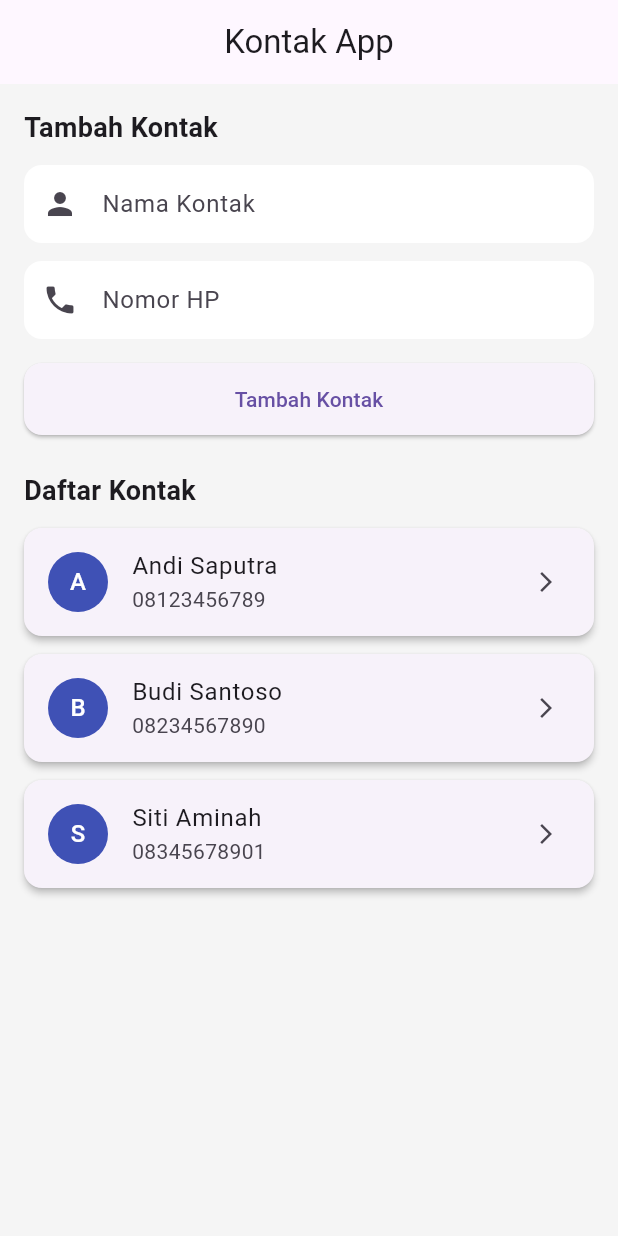
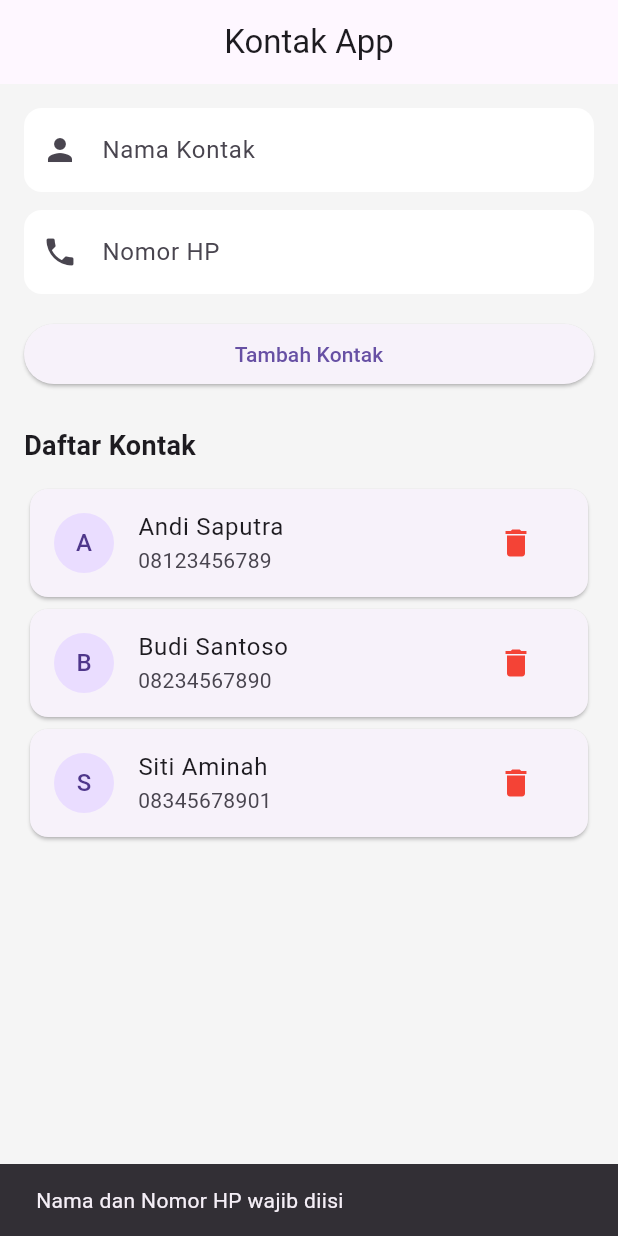
Before and after one commit to BanditPayudara/project_saya_230010079, a Flutter app: the screen it shows after launch, after a tap on "Tambah Kontak", on a phone screen of 412 x 824 dp. Run offline on Flutter 3.47's test engine with Material 3 defaults, Android fonts, the phone set to English and light mode, and no system bars.

Commit message:
Menambahkan fitur tambah dan hapus kontak

```diff
--- a/lib/main.dart
+++ b/lib/main.dart
@@ -21,85 +21,182 @@ class MyApp extends StatelessWidget {
   }
 }
 
-class HomePage extends StatelessWidget {
+class HomePage extends StatefulWidget {
   const HomePage({super.key});
+
+  @override
+  State<HomePage> createState() => _HomePageState();
+}
+
+class _HomePageState extends State<HomePage> {
+  final TextEditingController nameController =
+      TextEditingController();
+
+  final TextEditingController phoneController =
+      TextEditingController();
+
+  List<Map<String, String>> contacts = [
+    {
+      'name': 'Andi Saputra',
+      'phone': '08123456789',
+    },
+    {
+      'name': 'Budi Santoso',
+      'phone': '08234567890',
+    },
+    {
+      'name': 'Siti Aminah',
+      'phone': '08345678901',
+    },
+  ];
+
+  void addContact() {
+    String name = nameController.text.trim();
+    String phone = phoneController.text.trim();
+
+    if (name.isEmpty || phone.isEmpty) {
+      ScaffoldMessenger.of(context).showSnackBar(
+        const SnackBar(
+          content: Text(
+            'Nama dan Nomor HP wajib diisi',
+          ),
+        ),
+      );
+      return;
+    }
+
+    setState(() {
+      contacts.add({
+        'name': name,
+        'phone': phone,
+      });
+    });
+
+    nameController.clear();
+    phoneController.clear();
+
+    ScaffoldMessenger.of(context).showSnackBar(
+      const SnackBar(
+        content: Text(
+          'Kontak berhasil ditambahkan',
+        ),
+      ),
+    );
+  }
+
+  void deleteContact(int index) {
+    setState(() {
+      contacts.removeAt(index);
+    });
+  }
 
   @override
   Widget build(BuildContext context) {
     return Scaffold(
       appBar: AppBar(
-        title: const Text("Kontak App"),
+        title: const Text('Kontak App'),
         centerTitle: true,
-        elevation: 0,
       ),
       body: Padding(
-        padding: const EdgeInsets.all(16.0),
+        padding: const EdgeInsets.all(16),
         child: Column(
-          crossAxisAlignment: CrossAxisAlignment.start,
           children: [
 
-            /// ===== INPUT SECTION =====
-            const Text(
-              "Tambah Kontak",
-              style: TextStyle(
-                fontSize: 18,
-                fontWeight: FontWeight.bold,
+            /// INPUT NAMA
+            TextField(
+              controller: nameController,
+              decoration: InputDecoration(
+                hintText: 'Nama Kontak',
+                prefixIcon: const Icon(Icons.person),
+                filled: true,
+                fillColor: Colors.white,
+                border: OutlineInputBorder(
+                  borderRadius:
+                      BorderRadius.circular(12),
+                  borderSide: BorderSide.none,
+                ),
               ),
             ),
 
             const SizedBox(height: 12),
 
-            _buildTextField("Nama Kontak", Icons.person),
-
-            const SizedBox(height: 12),
-
-            _buildTextField("Nomor HP", Icons.phone),
+            /// INPUT NOMOR
+            TextField(
+              controller: phoneController,
+              keyboardType: TextInputType.phone,
+              decoration: InputDecoration(
+                hintText: 'Nomor HP',
+                prefixIcon: const Icon(Icons.phone),
+                filled: true,
+                fillColor: Colors.white,
+                border: OutlineInputBorder(
+                  borderRadius:
+                      BorderRadius.circular(12),
+                  borderSide: BorderSide.none,
+                ),
+              ),
+            ),
 
             const SizedBox(height: 16),
 
+            /// BUTTON
             SizedBox(
               width: double.infinity,
               child: ElevatedButton(
-                onPressed: () {},
-                style: ElevatedButton.styleFrom(
-                  padding: const EdgeInsets.symmetric(vertical: 14),
-                  shape: RoundedRectangleBorder(
-                    borderRadius: BorderRadius.circular(12),
-                  ),
+                onPressed: addContact,
+                child: const Text(
+                  'Tambah Kontak',
                 ),
-                child: const Text("Tambah Kontak"),
               ),
             ),
 
             const SizedBox(height: 24),
 
-            /// ===== LIST SECTION =====
-            const Text(
-              "Daftar Kontak",
-              style: TextStyle(
-                fontSize: 18,
-                fontWeight: FontWeight.bold,
+            const Align(
+              alignment: Alignment.centerLeft,
+              child: Text(
+                'Daftar Kontak',
+                style: TextStyle(
+                  fontSize: 18,
+                  fontWeight: FontWeight.bold,
+                ),
               ),
             ),
 
             const SizedBox(height: 12),
 
+            /// LIST
             Expanded(
-              child: ListView(
-                children: const [
-                  ContactCard(
-                    name: "Andi Saputra",
-                    phone: "08123456789",
-                  ),
-                  ContactCard(
-                    name: "Budi Santoso",
-                    phone: "08234567890",
-                  ),
-                  ContactCard(
-                    name: "Siti Aminah",
-                    phone: "08345678901",
-                  ),
-                ],
+              child: ListView.builder(
+                itemCount: contacts.length,
+                itemBuilder: (context, index) {
+                  final contact = contacts[index];
+
+                  return Card(
+                    child: ListTile(
+                      leading: CircleAvatar(
+                        child: Text(
+                          contact['name']![0],
+                        ),
+                      ),
+                      title: Text(
+                        contact['name']!,
+                      ),
+                      subtitle: Text(
+                        contact['phone']!,
+                      ),
+                      trailing: IconButton(
+                        icon: const Icon(
+                          Icons.delete,
+                          color: Colors.red,
+                        ),
+                        onPressed: () {
+                          deleteContact(index);
+                        },
+                      ),
+                    ),
+                  );
+                },
               ),
             ),
           ],
@@ -107,56 +204,4 @@ class HomePage extends StatelessWidget {
       ),
     );
   }
-
-  /// Widget reusable TextField
-  Widget _buildTextField(String hint, IconData icon) {
-    return TextField(
-      decoration: InputDecoration(
-        hintText: hint,
-        prefixIcon: Icon(icon),
-        filled: true,
-        fillColor: Colors.white,
-        contentPadding: const EdgeInsets.symmetric(vertical: 14),
-        border: OutlineInputBorder(
-          borderRadius: BorderRadius.circular(12),
-          borderSide: BorderSide.none,
-        ),
-      ),
-    );
-  }
 }
-
-/// ===== CARD UNTUK LIST =====
-class ContactCard extends StatelessWidget {
-  final String name;
-  final String phone;
-
-  const ContactCard({
-    super.key,
-    required this.name,
-    required this.phone,
-  });
-
-  @override
-  Widget build(BuildContext context) {
-    return Card(
-      margin: const EdgeInsets.only(bottom: 12),
-      shape: RoundedRectangleBorder(
-        borderRadius: BorderRadius.circular(12),
-      ),
-      elevation: 2,
-      child: ListTile(
-        leading: CircleAvatar(
-          backgroundColor: Colors.indigo,
-          child: Text(
-            name[0],
-            style: const TextStyle(color: Colors.white),
-          ),
-        ),
-        title: Text(name),
-        subtitle: Text(phone),
-        trailing: const Icon(Icons.arrow_forward_ios, size: 16),
-      ),
-    );
-  }
-}
```
